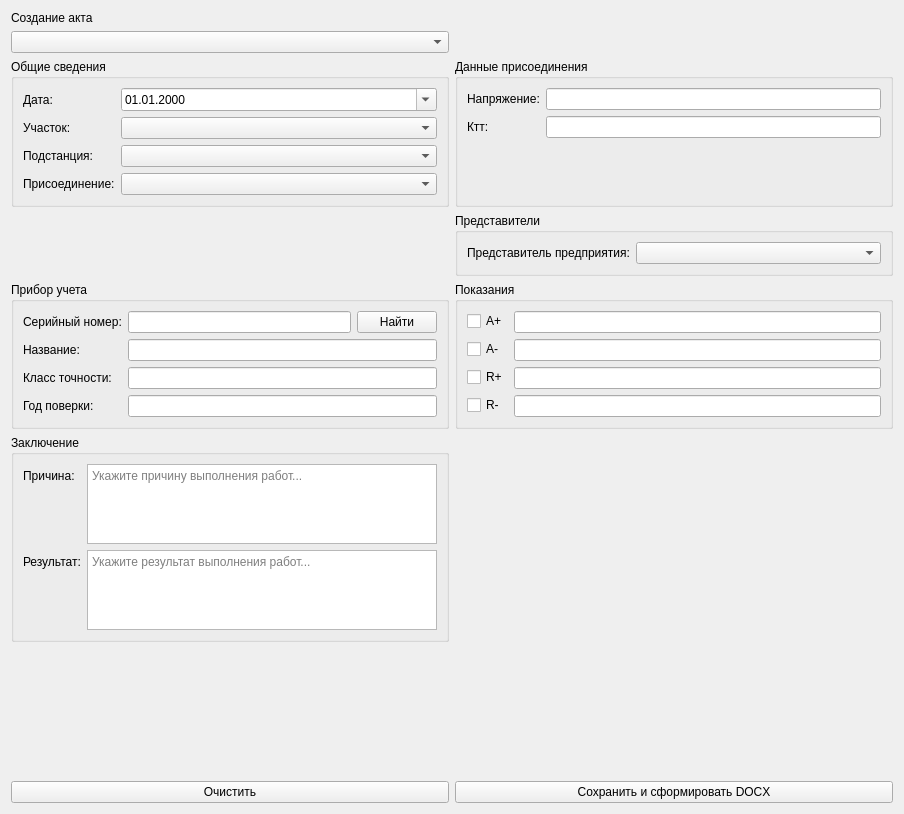
Old version of the form ui/createactwidget.ui in the repository nikola240698/MeteringActs.
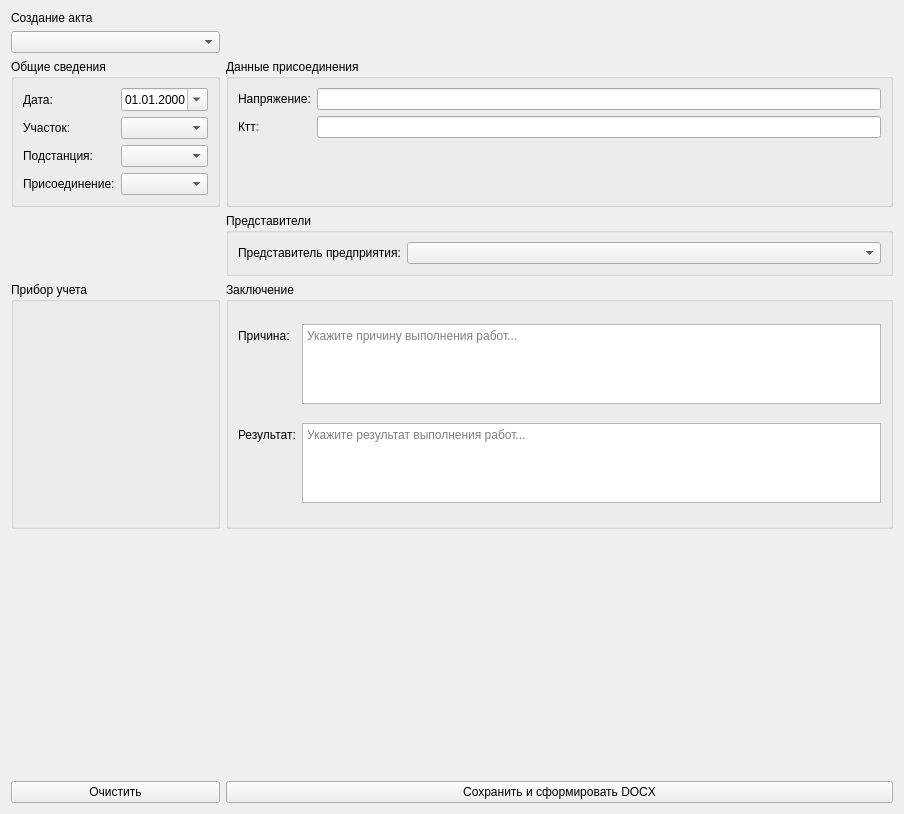
New version of the form.

Commit message: Add new widget for meter, wich will be opened for each meter if their two in one act

The edit to the form file:
```diff
--- a/ui/createactwidget.ui
+++ b/ui/createactwidget.ui
@@ -76,59 +76,6 @@
        </layout>
       </widget>
      </item>
-     <item row="4" column="1">
-      <widget class="QGroupBox" name="readingsGroupBox">
-       <property name="title">
-        <string>Показания</string>
-       </property>
-       <layout class="QGridLayout" name="gridLayout_6">
-        <item row="0" column="0">
-         <layout class="QFormLayout" name="formLayout_3">
-          <item row="0" column="0">
-           <widget class="QCheckBox" name="activeImportCheckBox">
-            <property name="text">
-             <string>A+</string>
-            </property>
-           </widget>
-          </item>
-          <item row="1" column="0">
-           <widget class="QCheckBox" name="activeExportCheckBox">
-            <property name="text">
-             <string>A-</string>
-            </property>
-           </widget>
-          </item>
-          <item row="2" column="0">
-           <widget class="QCheckBox" name="reactiveImportCheckBox">
-            <property name="text">
-             <string>R+</string>
-            </property>
-           </widget>
-          </item>
-          <item row="3" column="0">
-           <widget class="QCheckBox" name="reactiveExportCheckBox">
-            <property name="text">
-             <string>R-</string>
-            </property>
-           </widget>
-          </item>
-          <item row="0" column="1">
-           <widget class="QLineEdit" name="activeImportLineEdit"/>
-          </item>
-          <item row="1" column="1">
-           <widget class="QLineEdit" name="activeExportLineEdit"/>
-          </item>
-          <item row="2" column="1">
-           <widget class="QLineEdit" name="reactiveImportLineEdit"/>
-          </item>
-          <item row="3" column="1">
-           <widget class="QLineEdit" name="reactiveExportLineEdit"/>
-          </item>
-         </layout>
-        </item>
-       </layout>
-      </widget>
-     </item>
      <item row="0" column="0">
       <widget class="QLabel" name="titleLabel">
        <property name="text">
@@ -224,83 +171,25 @@
        </property>
        <layout class="QGridLayout" name="gridLayout_5">
         <item row="0" column="0">
-         <layout class="QFormLayout" name="formLayout_2">
-          <item row="0" column="0">
-           <widget class="QLabel" name="label_8">
-            <property name="text">
-             <string>Серийный номер:</string>
-            </property>
-           </widget>
-          </item>
-          <item row="0" column="1">
-           <layout class="QHBoxLayout" name="horizontalLayout_2">
-            <item>
-             <widget class="QLineEdit" name="serialNumberLineEdit">
-              <property name="readOnly">
-               <bool>false</bool>
-              </property>
-             </widget>
-            </item>
-            <item>
-             <widget class="QPushButton" name="findMeterButton">
-              <property name="text">
-               <string>Найти</string>
-              </property>
-             </widget>
-            </item>
-           </layout>
-          </item>
-          <item row="1" column="0">
-           <widget class="QLabel" name="label_9">
-            <property name="text">
-             <string>Название:</string>
-            </property>
-           </widget>
-          </item>
-          <item row="1" column="1">
-           <widget class="QLineEdit" name="meterNameLineEdit">
-            <property name="frame">
-             <bool>true</bool>
-            </property>
-            <property name="readOnly">
-             <bool>true</bool>
-            </property>
-           </widget>
-          </item>
-          <item row="2" column="0">
-           <widget class="QLabel" name="label_11">
-            <property name="text">
-             <string>Класс точности:</string>
-            </property>
-           </widget>
-          </item>
-          <item row="2" column="1">
-           <widget class="QLineEdit" name="accuracyClassLineEdit">
-            <property name="readOnly">
-             <bool>true</bool>
-            </property>
-           </widget>
-          </item>
-          <item row="3" column="0">
-           <widget class="QLabel" name="label_12">
-            <property name="text">
-             <string>Год поверки:</string>
-            </property>
-           </widget>
-          </item>
-          <item row="3" column="1">
-           <widget class="QLineEdit" name="verificationYearLineEdit">
-            <property name="readOnly">
-             <bool>false</bool>
-            </property>
-           </widget>
-          </item>
-         </layout>
+         <widget class="QWidget" name="meterContainerWidget" native="true"/>
         </item>
        </layout>
       </widget>
      </item>
-     <item row="5" column="0">
+     <item row="6" column="0">
+      <spacer name="verticalSpacer">
+       <property name="orientation">
+        <enum>Qt::Orientation::Vertical</enum>
+       </property>
+       <property name="sizeHint" stdset="0">
+        <size>
+         <width>20</width>
+         <height>40</height>
+        </size>
+       </property>
+      </spacer>
+     </item>
+     <item row="4" column="1">
       <widget class="QGroupBox" name="reasonResultGroupBox">
        <property name="title">
         <string>Заключение</string>
```
Left out of the diff: 13 changed lines with no effect on the pictures. The commit also changes 6 other files.
